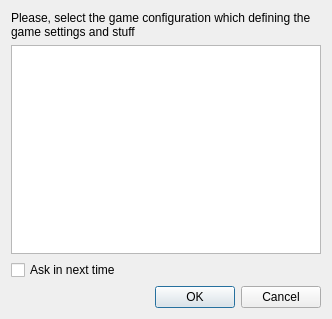
Before: the Qt Designer form Editor/data_configs/config_manager.ui in WohlSoft/Moondust-Project, drawn with Qt 5.
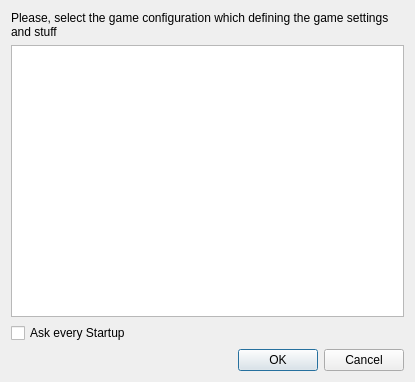
After: the same form once the commit is applied. Icons and pictures are not drawn.

Commit message: Done "Ask every Startup" flag in config dialog This flag will ask config pack for every editor's startup if you work for multiple config packs

What changed in the file:
```diff
--- a/Editor/data_configs/config_manager.ui
+++ b/Editor/data_configs/config_manager.ui
@@ -6,8 +6,8 @@
    <rect>
     <x>0</x>
     <y>0</y>
-    <width>332</width>
-    <height>319</height>
+    <width>415</width>
+    <height>382</height>
    </rect>
   </property>
   <property name="windowTitle">
@@ -60,7 +60,7 @@
    <item row="2" column="0">
     <widget class="QCheckBox" name="AskAgain">
      <property name="text">
-      <string>Ask in next time</string>
+      <string>Ask every Startup</string>
      </property>
     </widget>
    </item>
```
The commit also changes 4 other files.
